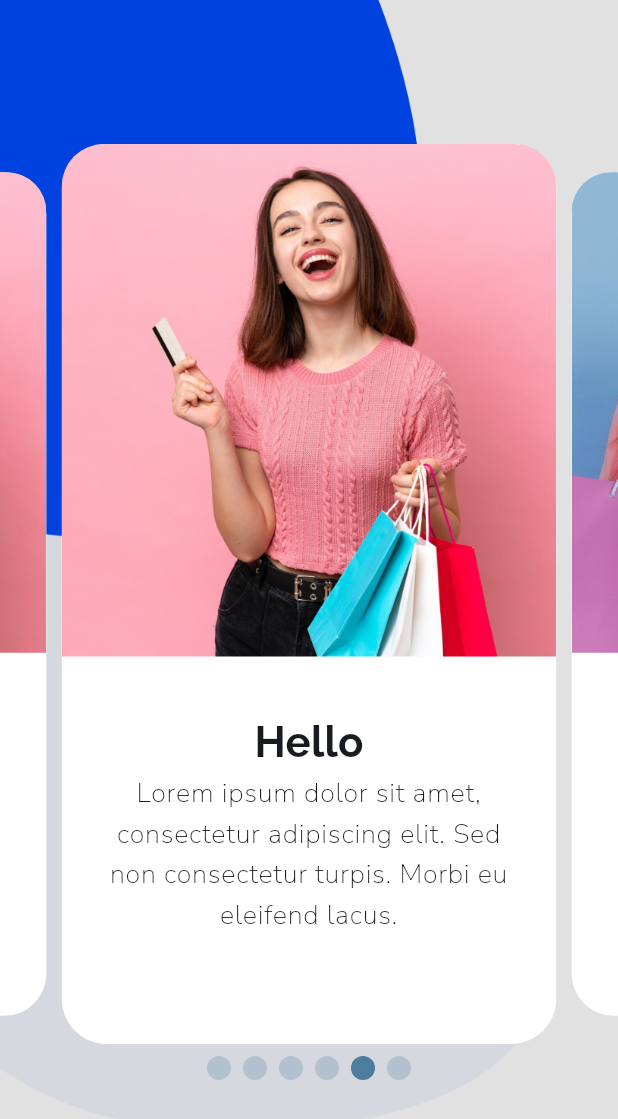
After one commit to MI-Thierry/HermGen, a Flutter app: the WelcomeCardsPage screen opened directly, swiped to page 5, on a phone screen of 412 x 824 dp. The commit adds this screen. Shown: the top 1119 px of the screen. Run offline on Flutter 3.47's test engine with Material 3 defaults, Android fonts, the phone set to English and light mode, and no system bars; drawn by our look-alikes of carousel_slider; our stand-ins replace google_fonts.

Commit message:
Add welcome_cards_page.dart which contains some welcome products and texts

```diff
--- a/lib/app.dart
+++ b/lib/app.dart
@@ -1,6 +1,6 @@
 import 'package:flutter/material.dart';
 import 'package:google_fonts/google_fonts.dart';
-import 'package:hermgen/start_page.dart';
+import 'package:hermgen/features/auth/start_page.dart';
 
 class App extends StatelessWidget {
   const App({super.key});
--- a/lib/create_account_page.dart
+++ b/lib/features/auth/create_account_page.dart
@@ -1,4 +1,5 @@
 import 'package:flutter/material.dart';
+import 'package:hermgen/features/auth/welcome_cards_page.dart';
 
 class CreateAccountPage extends StatefulWidget {
   const CreateAccountPage({super.key});
@@ -113,9 +114,9 @@ class _CreateAccountPageState extends State<CreateAccountPage> {
                         FilledButton(
                           onPressed: () {
                             if (_formKey.currentState!.validate()) {
-                              ScaffoldMessenger.of(context).showSnackBar(
-                                const SnackBar(
-                                  content: Text('Processing the data.'),
+                              Navigator.of(context).push(
+                                MaterialPageRoute(
+                                  builder: (context) => WelcomeCardsPage(),
                                 ),
                               );
                             }
--- a/lib/login_page.dart
+++ b/lib/features/auth/login_page.dart
@@ -1,4 +1,5 @@
 import 'package:flutter/material.dart';
+import 'package:hermgen/features/auth/welcome_cards_page.dart';
 
 class LoginPage extends StatefulWidget {
   const LoginPage({super.key});
@@ -98,9 +99,9 @@ class _LoginPageState extends State<LoginPage> {
                       FilledButton(
                         onPressed: () {
                           if (_formKey.currentState!.validate()) {
-                            ScaffoldMessenger.of(context).showSnackBar(
-                              const SnackBar(
-                                content: Text('Processing the data.'),
+                            Navigator.of(context).push(
+                              MaterialPageRoute(
+                                builder: (context) => WelcomeCardsPage(),
                               ),
                             );
                           }
--- a/lib/start_page.dart
+++ b/lib/features/auth/start_page.dart
@@ -1,6 +1,6 @@
 import 'package:flutter/material.dart';
-import 'package:hermgen/create_account_page.dart';
-import 'package:hermgen/login_page.dart';
+import 'package:hermgen/features/auth/create_account_page.dart';
+import 'package:hermgen/features/auth/login_page.dart';
 
 class StartPage extends StatelessWidget {
   const StartPage({super.key});
--- /dev/null
+++ b/lib/features/auth/welcome_cards/hello_card.dart
@@ -0,0 +1,45 @@
+import 'package:flutter/material.dart';
+
+class HelloCard extends StatelessWidget {
+  const HelloCard({super.key});
+
+  @override
+  Widget build(BuildContext context) {
+    return Container(
+      decoration: BoxDecoration(
+        shape: BoxShape.rectangle,
+        borderRadius: BorderRadiusGeometry.circular(30),
+        color: Colors.white,
+      ),
+
+      child: Column(
+        spacing: 20,
+        children: [
+          ClipRRect(
+            borderRadius: BorderRadiusGeometry.only(
+              topRight: Radius.circular(28),
+              topLeft: Radius.circular(28),
+            ),
+            child: Image.asset(
+              'lib/features/auth/welcome_cards/images/hello_card_image.png',
+            ),
+          ),
+          Padding(
+            padding: EdgeInsetsGeometry.symmetric(horizontal: 24, vertical: 16),
+            child: Column(
+              children: [
+                Text('Hello', style: Theme.of(context).textTheme.titleMedium),
+                Text(
+                  'Lorem ipsum dolor sit amet, consectetur adipiscing elit. Sed non consectetur turpis. Morbi eu eleifend lacus.',
+                  style: Theme.of(context).textTheme.bodyLarge,
+                  textAlign: TextAlign.center,
+                  softWrap: true,
+                ),
+              ],
+            ),
+          ),
+        ],
+      ),
+    );
+  }
+}
--- /dev/null
+++ b/lib/features/auth/welcome_cards/ready_card.dart
@@ -0,0 +1,57 @@
+import 'package:flutter/material.dart';
+
+class ReadyCard extends StatelessWidget {
+  const ReadyCard({super.key});
+
+  @override
+  Widget build(BuildContext context) {
+    return Container(
+      decoration: BoxDecoration(
+        shape: BoxShape.rectangle,
+        borderRadius: BorderRadiusGeometry.circular(30),
+        color: Colors.white,
+      ),
+
+      child: Column(
+        spacing: 20,
+        children: [
+          ClipRRect(
+            borderRadius: BorderRadiusGeometry.only(
+              topRight: Radius.circular(28),
+              topLeft: Radius.circular(28),
+            ),
+            child: Image.asset(
+              'lib/features/auth/welcome_cards/images/ready_card_image.png',
+            ),
+          ),
+          Padding(
+            padding: EdgeInsetsGeometry.symmetric(horizontal: 24, vertical: 18),
+            child: Column(
+              spacing: 8,
+              children: [
+                Text('Ready?', style: Theme.of(context).textTheme.titleMedium),
+                Text(
+                  'Lorem ipsum dolor sit amet, consectetur adipiscing elit.',
+                  style: Theme.of(context).textTheme.bodyLarge,
+                  textAlign: TextAlign.center,
+                ),
+                FilledButton(
+                  onPressed: () {},
+                  style: FilledButton.styleFrom(
+                    shape: RoundedRectangleBorder(
+                      borderRadius: BorderRadiusGeometry.circular(16),
+                    ),
+                    textStyle: Theme.of(context).textTheme.labelLarge,
+                    backgroundColor: Theme.of(context).colorScheme.primary,
+                    padding: EdgeInsets.symmetric(horizontal: 20, vertical: 12),
+                  ),
+                  child: const Text("Let's Start"),
+                ),
+              ],
+            ),
+          ),
+        ],
+      ),
+    );
+  }
+}
--- /dev/null
+++ b/lib/features/auth/welcome_cards_page.dart
@@ -0,0 +1,86 @@
+import 'package:carousel_slider/carousel_slider.dart';
+import 'package:flutter/material.dart';
+import 'package:hermgen/features/auth/welcome_cards/hello_card.dart';
+import 'package:hermgen/features/auth/welcome_cards/ready_card.dart';
+
+class WelcomeCardsPage extends StatefulWidget {
+  const WelcomeCardsPage({super.key});
+
+  @override
+  State<StatefulWidget> createState() {
+    return _WelcomeCardsPageState();
+  }
+}
+
+class _WelcomeCardsPageState extends State<WelcomeCardsPage> {
+  var _currentIndex = 0;
+  final _controller = CarouselSliderController();
+
+  @override
+  Widget build(BuildContext context) {
+    return Container(
+      decoration: BoxDecoration(color: Colors.white),
+      child: Container(
+        decoration: BoxDecoration(
+          image: DecorationImage(
+            image: AssetImage('assets/welcome_cards_background.png'),
+            fit: BoxFit.fill,
+          ),
+        ),
+        child: Scaffold(
+          backgroundColor: Color.fromARGB(30, 0, 0, 0),
+          body: Column(
+            mainAxisAlignment: MainAxisAlignment.center,
+            crossAxisAlignment: CrossAxisAlignment.center,
+            children: [
+              CarouselSlider(
+                options: CarouselOptions(
+                  height: 600,
+                  enableInfiniteScroll: false,
+                  enlargeCenterPage: true,
+                  aspectRatio: 2.0,
+                  enlargeFactor: 0.2,
+                  onPageChanged: (idx, reason) {
+                    setState(() {
+                      _currentIndex = idx;
+                    });
+                  },
+                ),
+                carouselController: _controller,
+                items: List.generate(6, (idx) => idx).map((item) {
+                  return item == 5 ? ReadyCard() : HelloCard();
+                }).toList(),
+              ),
+              Row(
+                mainAxisAlignment: MainAxisAlignment.center,
+                children: List.generate(6, (idx) => idx).map((entry) {
+                  return GestureDetector(
+                    onTap: () => _controller.animateToPage(entry),
+                    child: Container(
+                      width: 16.0,
+                      height: 16.0,
+                      margin: EdgeInsets.symmetric(
+                        vertical: 8.0,
+                        horizontal: 4.0,
+                      ),
+                      decoration: BoxDecoration(
+                        shape: BoxShape.circle,
+                        color: _currentIndex == entry
+                            ? Theme.of(
+                                context,
+                              ).colorScheme.primary.withAlpha(200)
+                            : Theme.of(
+                                context,
+                              ).colorScheme.primary.withAlpha(50),
+                      ),
+                    ),
+                  );
+                }).toList(),
+              ),
+            ],
+          ),
+        ),
+      ),
+    );
+  }
+}
--- a/pubspec.yaml
+++ b/pubspec.yaml
@@ -35,6 +35,7 @@ dependencies:
   # Use with the CupertinoIcons class for iOS style icons.
   cupertino_icons: ^1.0.8
   google_fonts: ^6.3.2
+  carousel_slider: ^5.1.1
 
 dev_dependencies:
   flutter_test:
@@ -63,6 +64,9 @@ flutter:
     - assets/logo.png
     - assets/create_account_page_background.png
     - assets/login_page_background.png
+    - assets/welcome_cards_background.png
+    - lib/features/auth/welcome_cards/images/hello_card_image.png
+    - lib/features/auth/welcome_cards/images/ready_card_image.png
 
   # An image asset can refer to one or more resolution-specific "variants", see
   # https://flutter.dev/to/resolution-aware-images
```
Also changed, not shown: assets/welcome_cards_background.png (added), lib/features/auth/welcome_cards/images/hello_card_image.png (added), lib/features/auth/welcome_cards/images/ready_card_image.png (added).
